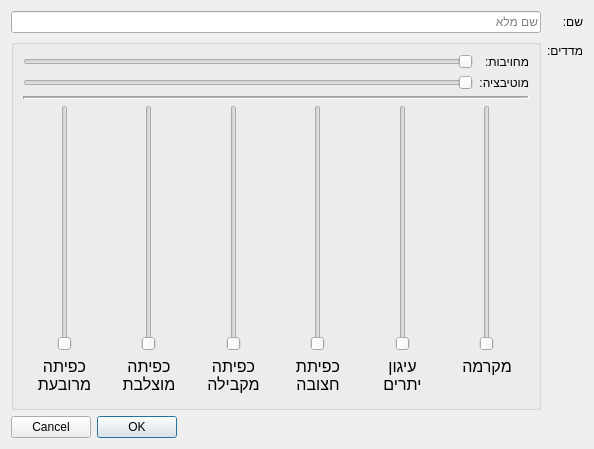
Above: gui/resources/participantcreationdialog.ui from PillowTweezers/PurMyun before the change. Below: the same form after it.
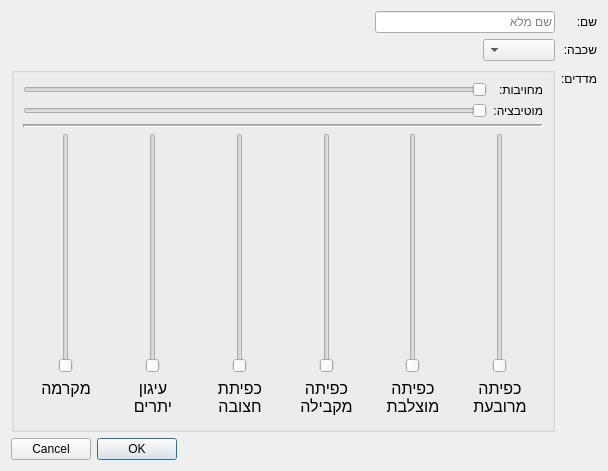
That is the form after the change.

Commit message: Added grade dialog before participant creation + added grades to it.

The edit to the form file:
```diff
--- a/gui/resources/participantcreationdialog.ui
+++ b/gui/resources/participantcreationdialog.ui
@@ -6,8 +6,8 @@
    <rect>
     <x>0</x>
     <y>0</y>
-    <width>594</width>
-    <height>449</height>
+    <width>608</width>
+    <height>471</height>
    </rect>
   </property>
   <property name="windowTitle">
@@ -26,14 +26,14 @@
        </property>
       </widget>
      </item>
-     <item row="0" column="1">
-      <widget class="QLineEdit" name="nameLineEdt">
-       <property name="placeholderText">
-        <string>שם מלא</string>
+     <item row="3" column="0">
+      <widget class="QLabel" name="label_2">
+       <property name="text">
+        <string>מדדים:</string>
        </property>
       </widget>
      </item>
-     <item row="1" column="1">
+     <item row="3" column="1">
       <layout class="QVBoxLayout" name="verticalLayout_2">
        <item>
         <widget class="QGroupBox" name="groupBox">
@@ -106,32 +106,7 @@
             <property name="verticalSpacing">
              <number>2</number>
             </property>
-            <item row="0" column="5">
-             <widget class="QSlider" name="crossSlider">
-              <property name="sizePolicy">
-               <sizepolicy hsizetype="Expanding" vsizetype="Expanding">
-                <horstretch>0</horstretch>
-                <verstretch>0</verstretch>
-               </sizepolicy>
-              </property>
-              <property name="minimumSize">
-               <size>
-                <width>0</width>
-                <height>140</height>
-               </size>
-              </property>
-              <property name="minimum">
-               <number>1</number>
-              </property>
-              <property name="maximum">
-               <number>5</number>
-              </property>
-              <property name="orientation">
-               <enum>Qt::Vertical</enum>
-              </property>
-             </widget>
-            </item>
-            <item row="0" column="1">
+            <item row="0" column="10">
              <widget class="QSlider" name="anchoringSlider">
               <property name="sizePolicy">
                <sizepolicy hsizetype="Expanding" vsizetype="Expanding">
@@ -156,147 +131,7 @@
               </property>
              </widget>
             </item>
-            <item row="0" column="6">
-             <widget class="QSlider" name="squareSlider">
-              <property name="sizePolicy">
-               <sizepolicy hsizetype="Expanding" vsizetype="Expanding">
-                <horstretch>0</horstretch>
-                <verstretch>0</verstretch>
-               </sizepolicy>
-              </property>
-              <property name="minimumSize">
-               <size>
-                <width>0</width>
-                <height>140</height>
-               </size>
-              </property>
-              <property name="minimum">
-               <number>1</number>
-              </property>
-              <property name="maximum">
-               <number>5</number>
-              </property>
-              <property name="orientation">
-               <enum>Qt::Vertical</enum>
-              </property>
-             </widget>
-            </item>
-            <item row="0" column="2">
-             <widget class="QSlider" name="tripodSlider">
-              <property name="sizePolicy">
-               <sizepolicy hsizetype="Expanding" vsizetype="Expanding">
-                <horstretch>0</horstretch>
-                <verstretch>0</verstretch>
-               </sizepolicy>
-              </property>
-              <property name="minimumSize">
-               <size>
-                <width>0</width>
-                <height>140</height>
-               </size>
-              </property>
-              <property name="minimum">
-               <number>1</number>
-              </property>
-              <property name="maximum">
-               <number>5</number>
-              </property>
-              <property name="orientation">
-               <enum>Qt::Vertical</enum>
-              </property>
-             </widget>
-            </item>
-            <item row="0" column="4">
-             <widget class="QSlider" name="parallelSlider">
-              <property name="sizePolicy">
-               <sizepolicy hsizetype="Expanding" vsizetype="Expanding">
-                <horstretch>0</horstretch>
-                <verstretch>0</verstretch>
-               </sizepolicy>
-              </property>
-              <property name="minimumSize">
-               <size>
-                <width>0</width>
-                <height>140</height>
-               </size>
-              </property>
-              <property name="minimum">
-               <number>1</number>
-              </property>
-              <property name="maximum">
-               <number>5</number>
-              </property>
-              <property name="orientation">
-               <enum>Qt::Vertical</enum>
-              </property>
-             </widget>
-            </item>
-            <item row="1" column="1">
-             <widget class="QLabel" name="label_13">
-              <property name="sizePolicy">
-               <sizepolicy hsizetype="Minimum" vsizetype="Minimum">
-                <horstretch>0</horstretch>
-                <verstretch>0</verstretch>
-               </sizepolicy>
-              </property>
-              <property name="styleSheet">
-               <string notr="true">margin-left:4;margin-right:4;font-size:16px;</string>
-              </property>
-              <property name="text">
-               <string>עיגון
-יתרים</string>
-              </property>
-              <property name="alignment">
-               <set>Qt::AlignHCenter|Qt::AlignTop</set>
-              </property>
-             </widget>
-            </item>
-            <item row="0" column="0">
-             <widget class="QSlider" name="macrameSlider">
-              <property name="sizePolicy">
-               <sizepolicy hsizetype="Expanding" vsizetype="Expanding">
-                <horstretch>0</horstretch>
-                <verstretch>0</verstretch>
-               </sizepolicy>
-              </property>
-              <property name="minimumSize">
-               <size>
-                <width>0</width>
-                <height>140</height>
-               </size>
-              </property>
-              <property name="minimum">
-               <number>1</number>
-              </property>
-              <property name="maximum">
-               <number>5</number>
-              </property>
-              <property name="orientation">
-               <enum>Qt::Vertical</enum>
-              </property>
-             </widget>
-            </item>
-            <item row="1" column="6">
-             <widget class="QLabel" name="label_14">
-              <property name="sizePolicy">
-               <sizepolicy hsizetype="Minimum" vsizetype="Minimum">
-                <horstretch>0</horstretch>
-                <verstretch>0</verstretch>
-               </sizepolicy>
-              </property>
-              <property name="styleSheet">
-               <string notr="true">margin-left:4;margin-right:4;font-size:16px;</string>
-              </property>
-              <property name="text">
-               <string>כפיתה
-מרובעת</string>
-              </property>
-              <property name="alignment">
-               <set>Qt::AlignHCenter|Qt::AlignTop</set>
-              </property>
-             </widget>
-            </item>
-            <item row="1" column="4">
+            <item row="1" column="8">
              <widget class="QLabel" name="label_15">
               <property name="sizePolicy">
                <sizepolicy hsizetype="Minimum" vsizetype="Minimum">
@@ -316,7 +151,7 @@
               </property>
              </widget>
             </item>
-            <item row="1" column="5">
+            <item row="1" column="7">
              <widget class="QLabel" name="label_16">
               <property name="sizePolicy">
                <sizepolicy hsizetype="Minimum" vsizetype="Minimum">
@@ -336,7 +171,127 @@
               </property>
              </widget>
             </item>
-            <item row="1" column="2">
+            <item row="1" column="10">
+             <widget class="QLabel" name="label_13">
+              <property name="sizePolicy">
+               <sizepolicy hsizetype="Minimum" vsizetype="Minimum">
+                <horstretch>0</horstretch>
+                <verstretch>0</verstretch>
+               </sizepolicy>
+              </property>
+              <property name="styleSheet">
+               <string notr="true">margin-left:4;margin-right:4;font-size:16px;</string>
+              </property>
+              <property name="text">
+               <string>עיגון
+יתרים</string>
+              </property>
+              <property name="alignment">
+               <set>Qt::AlignHCenter|Qt::AlignTop</set>
+              </property>
+             </widget>
+            </item>
+            <item row="0" column="9">
+             <widget class="QSlider" name="tripodSlider">
+              <property name="sizePolicy">
+               <sizepolicy hsizetype="Expanding" vsizetype="Expanding">
+                <horstretch>0</horstretch>
+                <verstretch>0</verstretch>
+               </sizepolicy>
+              </property>
+              <property name="minimumSize">
+               <size>
+                <width>0</width>
+                <height>140</height>
+               </size>
+              </property>
+              <property name="minimum">
+               <number>1</number>
+              </property>
+              <property name="maximum">
+               <number>5</number>
+              </property>
+              <property name="orientation">
+               <enum>Qt::Vertical</enum>
+              </property>
+             </widget>
+            </item>
+            <item row="0" column="7">
+             <widget class="QSlider" name="crossSlider">
+              <property name="sizePolicy">
+               <sizepolicy hsizetype="Expanding" vsizetype="Expanding">
+                <horstretch>0</horstretch>
+                <verstretch>0</verstretch>
+               </sizepolicy>
+              </property>
+              <property name="minimumSize">
+               <size>
+                <width>0</width>
+                <height>140</height>
+               </size>
+              </property>
+              <property name="minimum">
+               <number>1</number>
+              </property>
+              <property name="maximum">
+               <number>5</number>
+              </property>
+              <property name="orientation">
+               <enum>Qt::Vertical</enum>
+              </property>
+             </widget>
+            </item>
+            <item row="0" column="6">
+             <widget class="QSlider" name="squareSlider">
+              <property name="sizePolicy">
+               <sizepolicy hsizetype="Expanding" vsizetype="Expanding">
+                <horstretch>0</horstretch>
+                <verstretch>0</verstretch>
+               </sizepolicy>
+              </property>
+              <property name="minimumSize">
+               <size>
+                <width>0</width>
+                <height>140</height>
+               </size>
+              </property>
+              <property name="minimum">
+               <number>1</number>
+              </property>
+              <property name="maximum">
+               <number>5</number>
+              </property>
+              <property name="orientation">
+               <enum>Qt::Vertical</enum>
+              </property>
+             </widget>
+            </item>
+            <item row="0" column="8">
+             <widget class="QSlider" name="parallelSlider">
+              <property name="sizePolicy">
+               <sizepolicy hsizetype="Expanding" vsizetype="Expanding">
+                <horstretch>0</horstretch>
+                <verstretch>0</verstretch>
+               </sizepolicy>
+              </property>
+              <property name="minimumSize">
+               <size>
+                <width>0</width>
+                <height>140</height>
+               </size>
+              </property>
+              <property name="minimum">
+               <number>1</number>
+              </property>
+              <property name="maximum">
+               <number>5</number>
+              </property>
+              <property name="orientation">
+               <enum>Qt::Vertical</enum>
+              </property>
+             </widget>
+            </item>
+            <item row="1" column="9">
              <widget class="QLabel" name="label_17">
               <property name="sizePolicy">
                <sizepolicy hsizetype="Minimum" vsizetype="Minimum">
@@ -356,7 +311,52 @@
               </property>
              </widget>
             </item>
-            <item row="1" column="0">
+            <item row="1" column="6">
+             <widget class="QLabel" name="label_14">
+              <property name="sizePolicy">
+               <sizepolicy hsizetype="Minimum" vsizetype="Minimum">
+                <horstretch>0</horstretch>
+                <verstretch>0</verstretch>
+               </sizepolicy>
+              </property>
+              <property name="styleSheet">
+               <string notr="true">margin-left:4;margin-right:4;font-size:16px;</string>
+              </property>
+              <property name="text">
+               <string>כפיתה
+מרובעת</string>
+              </property>
+              <property name="alignment">
+               <set>Qt::AlignHCenter|Qt::AlignTop</set>
+              </property>
+             </widget>
+            </item>
+            <item row="0" column="11">
+             <widget class="QSlider" name="macrameSlider">
+              <property name="sizePolicy">
+               <sizepolicy hsizetype="Expanding" vsizetype="Expanding">
+                <horstretch>0</horstretch>
+                <verstretch>0</verstretch>
+               </sizepolicy>
+              </property>
+              <property name="minimumSize">
+               <size>
+                <width>0</width>
+                <height>140</height>
+               </size>
+              </property>
+              <property name="minimum">
+               <number>1</number>
+              </property>
+              <property name="maximum">
+               <number>5</number>
+              </property>
+              <property name="orientation">
+               <enum>Qt::Vertical</enum>
+              </property>
+             </widget>
+            </item>
+            <item row="1" column="11">
              <widget class="QLabel" name="label_18">
               <property name="sizePolicy">
                <sizepolicy hsizetype="Minimum" vsizetype="Minimum">
@@ -383,12 +383,74 @@
       </layout>
      </item>
      <item row="1" column="0">
-      <widget class="QLabel" name="label_2">
+      <widget class="QLabel" name="label_3">
        <property name="text">
-        <string>מדדים:</string>
+        <string>שכבה:</string>
        </property>
       </widget>
      </item>
+     <item row="1" column="1">
+      <layout class="QHBoxLayout" name="horizontalLayout">
+       <item>
+        <widget class="QComboBox" name="gradesComboBox"/>
+       </item>
+       <item>
+        <spacer name="horizontalSpacer">
+         <property name="orientation">
+          <enum>Qt::Horizontal</enum>
+         </property>
+         <property name="sizeHint" stdset="0">
+          <size>
+           <width>40</width>
+           <height>20</height>
+          </size>
+         </property>
+        </spacer>
+       </item>
+      </layout>
+     </item>
+     <item row="0" column="1">
+      <layout class="QHBoxLayout" name="horizontalLayout_2">
+       <item>
+        <widget class="QLineEdit" name="nameLineEdt">
+         <property name="sizePolicy">
+          <sizepolicy hsizetype="Minimum" vsizetype="Fixed">
+           <horstretch>0</horstretch>
+           <verstretch>0</verstretch>
+          </sizepolicy>
+         </property>
+         <property name="minimumSize">
+          <size>
+           <width>180</width>
+           <height>0</height>
+          </size>
+         </property>
+         <property name="dragEnabled">
+          <bool>false</bool>
+         </property>
+         <property name="placeholderText">
+          <string>שם מלא</string>
+         </property>
+         <property name="clearButtonEnabled">
+          <bool>true</bool>
+         </property>
+        </widget>
+       </item>
+       <item>
+        <spacer name="horizontalSpacer_2">
+         <property name="orientation">
+          <enum>Qt::Horizontal</enum>
+         </property>
+         <property name="sizeHint" stdset="0">
+          <size>
+           <width>40</width>
+           <height>20</height>
+          </size>
+         </property>
+        </spacer>
+       </item>
+      </layout>
+     </item>
     </layout>
    </item>
    <item>
```
The commit also changes 6 other files.
